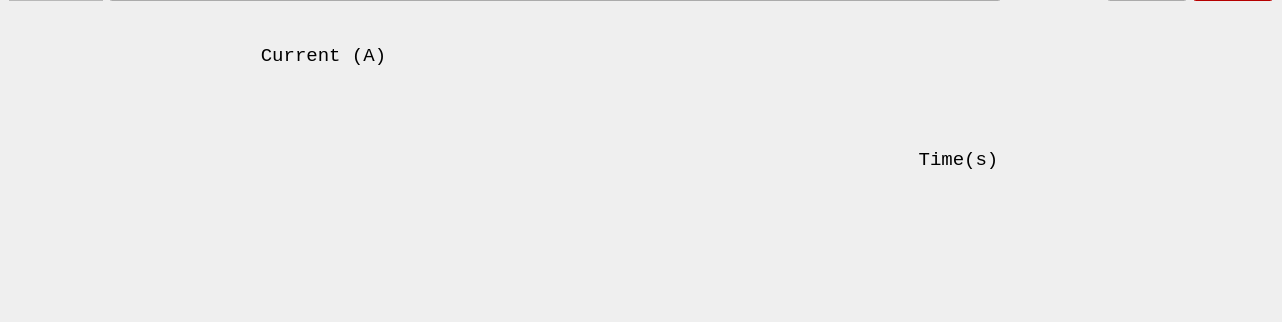
This is ui/HESEB_ScanTool_I0vsTime_plotting/HESEB_ScanTool_I0vsTime/heseb_scantool_i0vstime.ui in SESAME-Synchrotron/HESEBScanTool as Qt 5 draws it before an edit; both pictures show x 0 to 1282 and y 342 to 664 of the 1282 by 664 pixel window. The edited form follows.
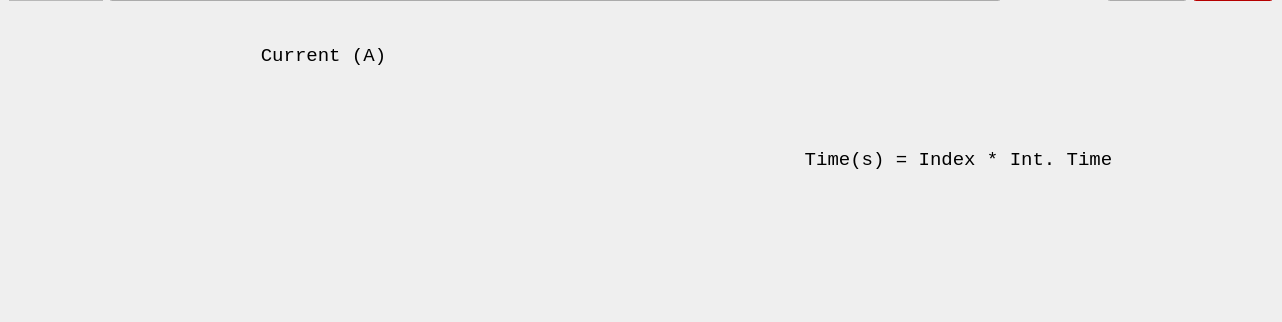
This is the edited form. Custom widgets are drawn as their Qt base class.

What changed in the file:
```diff
--- a/ui/HESEB_ScanTool_I0vsTime_plotting/HESEB_ScanTool_I0vsTime/heseb_scantool_i0vstime.ui
+++ b/ui/HESEB_ScanTool_I0vsTime_plotting/HESEB_ScanTool_I0vsTime/heseb_scantool_i0vstime.ui
@@ -177,7 +177,7 @@
          </font>
         </property>
         <property name="text">
-         <string>&lt;html&gt;&lt;head/&gt;&lt;body&gt;&lt;p&gt;Time(s)&lt;/p&gt;&lt;/body&gt;&lt;/html&gt;</string>
+         <string>&lt;html&gt;&lt;head/&gt;&lt;body&gt;&lt;p&gt;Time(s) = Index * Int. Time&lt;/p&gt;&lt;/body&gt;&lt;/html&gt;</string>
         </property>
         <property name="alignment">
          <set>Qt::AlignCenter</set>
@@ -216,7 +216,7 @@
         </property>
        </widget>
       </item>
-      <item row="2" column="1">
+      <item row="2" column="0" colspan="2">
        <widget class="QLabel" name="Status">
         <property name="text">
          <string/>
```
Left out of the diff: 8 changed lines with no effect on the pictures.
